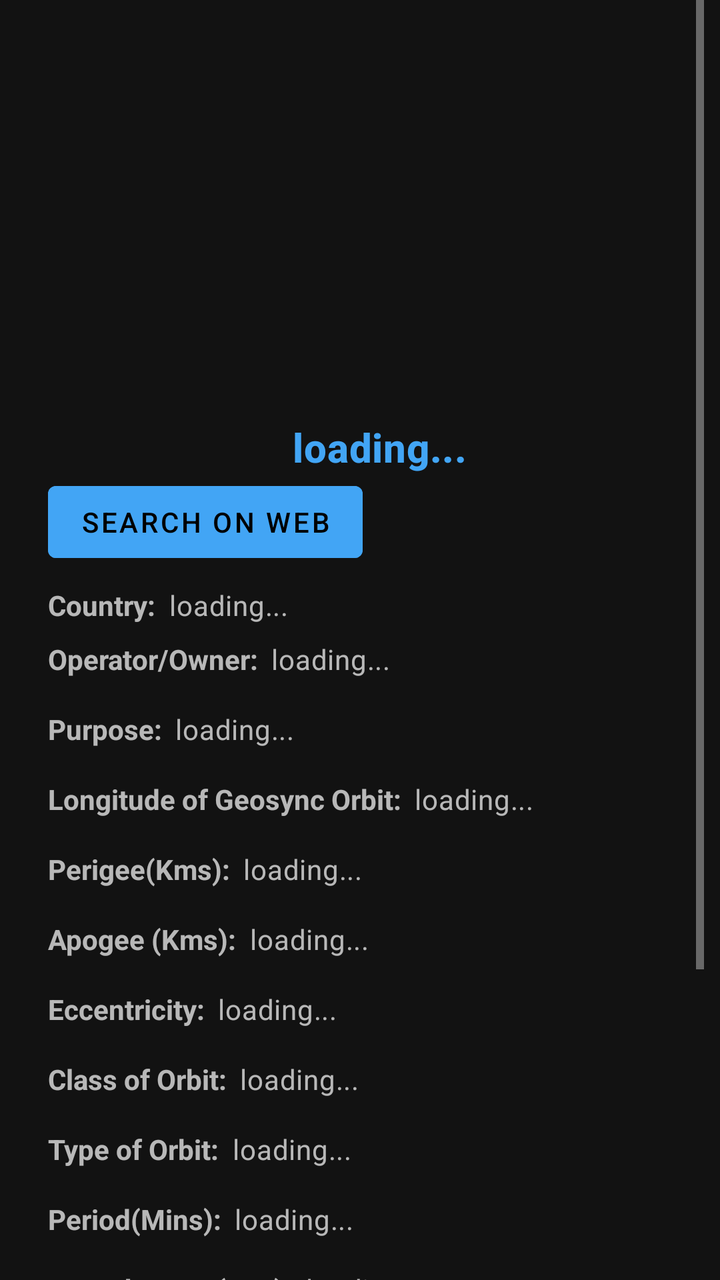
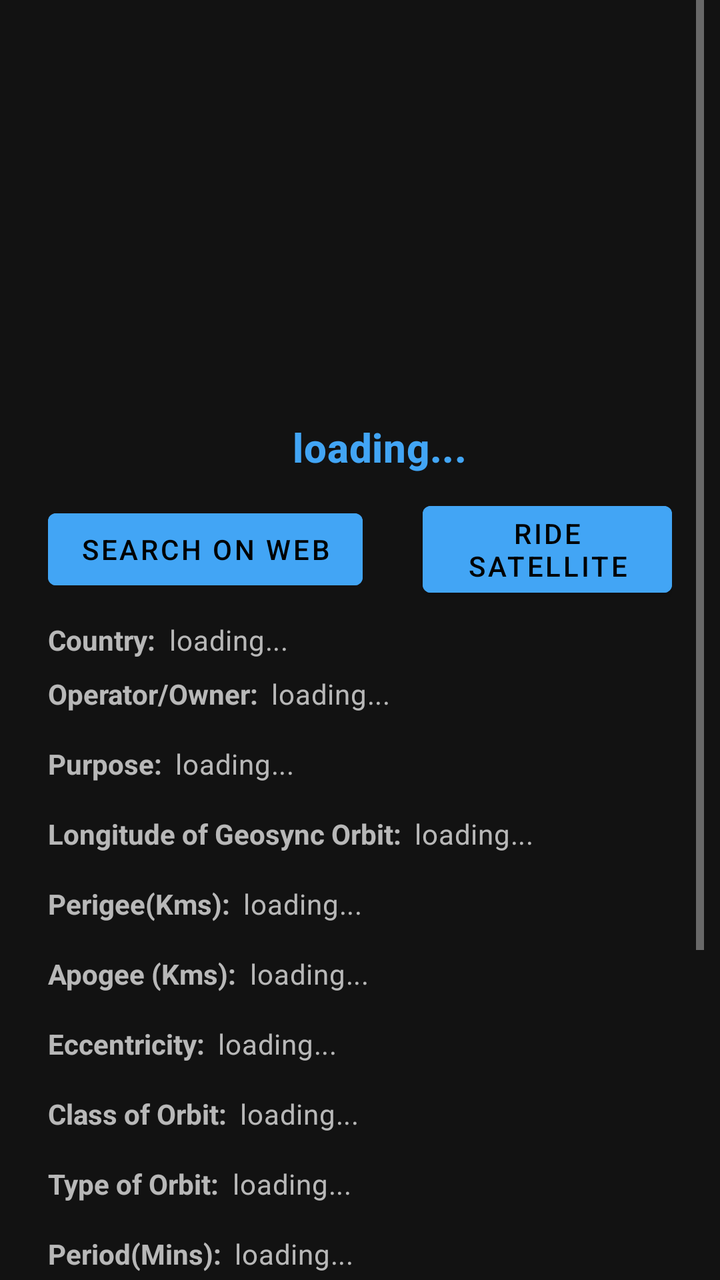

The first picture is an Android layout as it rendered before a commit; the second is the same layout after the commit. The layout source and the unified diff follow.
<!-- AndroidManifest.xml: application theme AppTheme -->
<!-- res/layout/activity_sat_info.xml -->
<?xml version="1.0" encoding="utf-8"?>
<androidx.constraintlayout.widget.ConstraintLayout xmlns:android="http://schemas.android.com/apk/res/android"
    xmlns:tools="http://schemas.android.com/tools"
    android:layout_width="match_parent"
    android:layout_height="wrap_content"
    xmlns:app="http://schemas.android.com/apk/res-auto">

    <ScrollView
        android:id="@+id/card_1"
        android:layout_width="match_parent"
        android:layout_height="wrap_content"
        android:layout_margin="8dp"
        tools:ignore="MissingConstraints"
        tools:layout_editor_absoluteX="8dp"
        tools:layout_editor_absoluteY="8dp"
        >

        <LinearLayout
            android:layout_width="match_parent"
            android:layout_height="wrap_content"
            android:orientation="vertical">

            
            <ImageView
                android:id="@+id/imageSatInfo"
                android:layout_width="match_parent"
                android:layout_height="194dp"
                android:contentDescription="curiosity"
                android:scaleType="centerCrop"


                />
            

            <LinearLayout
                android:layout_width="match_parent"
                android:layout_height="wrap_content"
                android:orientation="vertical"
                android:padding="16dp">

                


                <TextView
                    android:id="@+id/nameSatInfo"
                    android:layout_width="wrap_content"
                    android:layout_height="wrap_content"
                    android:text="loading..."
                    android:layout_gravity="center"
                    android:layout_marginLeft="10dp"
                    android:textStyle="bold"
                    android:textAppearance="?attr/textAppearanceHeadline6"
                    android:textColor="@color/colorAccent"/>

                <LinearLayout
                    android:layout_width="wrap_content"
                    android:layout_height="wrap_content"
                    android:orientation="horizontal">
                    <Button
                        android:id="@+id/searchWebButton"
                        android:layout_width="wrap_content"
                        android:layout_height="wrap_content"
                        android:layout_gravity="center"
                        android:text="Search on Web"
                        android:backgroundTint="@color/colorAccent"
                        />
                </LinearLayout>

                <LinearLayout
                    android:layout_width="match_parent"
                    android:layout_height="wrap_content"
                    android:orientation="horizontal">
                    <TextView
                        android:layout_width="wrap_content"
                        android:layout_height="wrap_content"
                        android:layout_marginTop="8dp"
                        android:textStyle="bold"
                        android:text="Country:  "
                        />
                    <TextView
                        android:id="@+id/countrySatInfo"
                        android:layout_width="wrap_content"
                        android:layout_height="wrap_content"
                        android:layout_marginTop="8dp"
                        android:text="loading..."
                        android:textAppearance="?attr/textAppearanceBody2"
                        android:textColor="?android:attr/textColorSecondary" />
                </LinearLayout>
                <LinearLayout
                    android:layout_width="match_parent"
                    android:layout_height="wrap_content"
                    android:orientation="horizontal">
                    <TextView
                        android:layout_width="wrap_content"
                        android:layout_height="wrap_content"
                        android:layout_marginTop="8dp"
                        android:textStyle="bold"
                        android:text="Operator/Owner:  "/>
                    <TextView
                        android:id="@+id/operatorSatInfo"
                        android:layout_width="wrap_content"
                        android:layout_height="wrap_content"
                        android:layout_marginTop="8dp"
                        android:text="loading..."
                        android:textAppearance="?attr/textAppearanceBody2"
                        android:textColor="?android:attr/textColorSecondary" />
                </LinearLayout>
                <LinearLayout
                    android:layout_width="match_parent"
                    android:layout_height="wrap_content"
                    android:orientation="horizontal">
                    <TextView
                        android:layout_width="wrap_content"
                        android:layout_height="wrap_content"
                        android:layout_marginTop="16dp"
                        android:textStyle="bold"
                        android:text="Purpose:  "/>
                    <TextView
                        android:id="@+id/descSatInfo"
                        android:layout_width="wrap_content"
                        android:layout_height="wrap_content"
                        android:layout_marginTop="16dp"
                        android:text="loading..."
                        android:textAppearance="?attr/textAppearanceBody2"
                        android:textColor="?android:attr/textColorSecondary" />
                </LinearLayout>
                <LinearLayout
                    android:layout_width="match_parent"
                    android:layout_height="wrap_content"
                    android:orientation="horizontal">
                    <TextView
                        android:layout_width="wrap_content"
                        android:layout_height="wrap_content"
                        android:layout_marginTop="16dp"
                        android:textStyle="bold"
                        android:text="Longitude of Geosync Orbit:  "/>
                    <TextView
                        android:id="@+id/longitudeSatInfo"
                        android:layout_width="wrap_content"
                        android:layout_height="wrap_content"
                        android:layout_marginTop="16dp"
                        android:text="loading..."
                        android:textAppearance="?attr/textAppearanceBody2"
                        android:textColor="?android:attr/textColorSecondary" />
                </LinearLayout>
                <LinearLayout
                    android:layout_width="match_parent"
                    android:layout_height="wrap_content"
                    android:orientation="horizontal">
                    <TextView
                        android:layout_width="wrap_content"
                        android:layout_height="wrap_content"
                        android:layout_marginTop="16dp"
                        android:textStyle="bold"
                        android:text="Perigee(Kms):  "/>
                    <TextView
                        android:id="@+id/perigeeSatInfo"
                        android:layout_width="wrap_content"
                        android:layout_height="wrap_content"
                        android:layout_marginTop="16dp"
                        android:text="loading..."
                        android:textAppearance="?attr/textAppearanceBody2"
                        android:textColor="?android:attr/textColorSecondary" />
                </LinearLayout>
                <LinearLayout
                    android:layout_width="match_parent"
                    android:layout_height="wrap_content"
                    android:orientation="horizontal">
                    <TextView
                        android:layout_width="wrap_content"
                        android:layout_height="wrap_content"
                        android:layout_marginTop="16dp"
                        android:textStyle="bold"
                        android:text="Apogee (Kms):  "/>
                    <TextView
                        android:id="@+id/apogeeSatInfo"
                        android:layout_width="wrap_content"
                        android:layout_height="wrap_content"
                        android:layout_marginTop="16dp"
                        android:text="loading..."
                        android:textAppearance="?attr/textAppearanceBody2"
                        android:textColor="?android:attr/textColorSecondary" />
                </LinearLayout>

                <LinearLayout
                    android:layout_width="match_parent"
                    android:layout_height="wrap_content"
                    android:orientation="horizontal">
                    <TextView
                        android:layout_width="wrap_content"
                        android:layout_height="wrap_content"
                        android:layout_marginTop="16dp"
                        android:textStyle="bold"
                        android:text="Eccentricity:  "/>
                    <TextView
                        android:id="@+id/eccentricitySatInfo"
                        android:layout_width="wrap_content"
                        android:layout_height="wrap_content"
                        android:layout_marginTop="16dp"
                        android:text="loading..."
                        android:textAppearance="?attr/textAppearanceBody2"
                        android:textColor="?android:attr/textColorSecondary" />
                </LinearLayout>

                <LinearLayout
                    android:layout_width="match_parent"
                    android:layout_height="wrap_content"
                    android:orientation="horizontal">
                    <TextView
                        android:layout_width="wrap_content"
                        android:layout_height="wrap_content"
                        android:layout_marginTop="16dp"
                        android:textStyle="bold"
                        android:text="Class of Orbit:  "/>
                    <TextView
                        android:id="@+id/ClassofOrbitSatInfo"
                        android:layout_width="wrap_content"
                        android:layout_height="wrap_content"
                        android:layout_marginTop="16dp"
                        android:text="loading..."
                        android:textAppearance="?attr/textAppearanceBody2"
                        android:textColor="?android:attr/textColorSecondary" />
                </LinearLayout>

                <LinearLayout
                    android:layout_width="match_parent"
                    android:layout_height="wrap_content"
                    android:orientation="horizontal">
                    <TextView
                        android:layout_width="wrap_content"
                        android:layout_height="wrap_content"
                        android:layout_marginTop="16dp"
                        android:textStyle="bold"
                        android:text="Type of Orbit:  "/>
                    <TextView
                        android:id="@+id/TypeofOrbitSatInfo"
                        android:layout_width="wrap_content"
                        android:layout_height="wrap_content"
                        android:layout_marginTop="16dp"
                        android:text="loading..."
                        android:textAppearance="?attr/textAppearanceBody2"
                        android:textColor="?android:attr/textColorSecondary" />
                </LinearLayout>
                <LinearLayout
                    android:layout_width="match_parent"
                    android:layout_height="wrap_content"
                    android:orientation="horizontal">
                    <TextView
                        android:layout_width="wrap_content"
                        android:layout_height="wrap_content"
                        android:layout_marginTop="16dp"
                        android:textStyle="bold"
                        android:text="Period(Mins):  "/>
                    <TextView
                        android:id="@+id/periodSatInfo"
                        android:layout_width="wrap_content"
                        android:layout_height="wrap_content"
                        android:layout_marginTop="16dp"
                        android:text="loading..."
                        android:textAppearance="?attr/textAppearanceBody2"
                        android:textColor="?android:attr/textColorSecondary" />
                </LinearLayout>
                <LinearLayout
                    android:layout_width="match_parent"
                    android:layout_height="wrap_content"
                    android:orientation="horizontal">
                    <TextView
                        android:layout_width="wrap_content"
                        android:layout_height="wrap_content"
                        android:layout_marginTop="16dp"
                        android:textStyle="bold"
                        android:text="Launch Mass(Kgs):  "/>
                    <TextView
                        android:id="@+id/launchmassSatInfo"
                        android:layout_width="wrap_content"
                        android:layout_height="wrap_content"
                        android:layout_marginTop="16dp"
                        android:text="loading..."
                        android:textAppearance="?attr/textAppearanceBody2"
                        android:textColor="?android:attr/textColorSecondary" />
                </LinearLayout>

                <LinearLayout
                    android:layout_width="match_parent"
                    android:layout_height="wrap_content"
                    android:orientation="horizontal">
                    <TextView
                        android:layout_width="wrap_content"
                        android:layout_height="wrap_content"
                        android:layout_marginTop="16dp"
                        android:textStyle="bold"
                        android:text="Date of Launch:  "/>
                    <TextView
                        android:id="@+id/dateSatInfo"
                        android:layout_width="wrap_content"
                        android:layout_height="wrap_content"
                        android:layout_marginTop="16dp"
                        android:text="loading..."
                        android:textAppearance="?attr/textAppearanceBody2"
                        android:textColor="?android:attr/textColorSecondary" />
                </LinearLayout>

                <LinearLayout
                    android:layout_width="match_parent"
                    android:layout_height="wrap_content"
                    android:orientation="horizontal">
                    <TextView
                        android:layout_width="wrap_content"
                        android:layout_height="wrap_content"
                        android:layout_marginTop="16dp"
                        android:textStyle="bold"
                        android:text="Launch Site:  "/>
                    <TextView
                        android:id="@+id/launchSiteSatInfo"
                        android:layout_width="wrap_content"
                        android:layout_height="wrap_content"
                        android:layout_marginTop="16dp"
                        android:text="loading..."
                        android:textAppearance="?attr/textAppearanceBody2"
                        android:textColor="?android:attr/textColorSecondary" />
                </LinearLayout>

                <LinearLayout
                    android:layout_width="match_parent"
                    android:layout_height="wrap_content"
                    android:orientation="horizontal">
                    <TextView
                        android:layout_width="wrap_content"
                        android:layout_height="wrap_content"
                        android:layout_marginTop="16dp"
                        android:textStyle="bold"
                        android:text="Launch Vehicle:  "/>
                    <TextView
                        android:id="@+id/launchVehicleSatInfo"
                        android:layout_width="wrap_content"
                        android:layout_height="wrap_content"
                        android:layout_marginTop="16dp"
                        android:text="loading..."
                        android:textAppearance="?attr/textAppearanceBody2"
                        android:textColor="?android:attr/textColorSecondary" />
                </LinearLayout>
                <LinearLayout
                    android:layout_width="match_parent"
                    android:layout_height="wrap_content"
                    android:orientation="horizontal">
                    <TextView
                        android:layout_width="wrap_content"
                        android:layout_height="wrap_content"
                        android:layout_marginTop="16dp"
                        android:textStyle="bold"
                        android:text="COSPAR Number:  "/>
                    <TextView
                        android:id="@+id/COSPARSatInfo"
                        android:layout_width="wrap_content"
                        android:layout_height="wrap_content"
                        android:layout_marginTop="16dp"
                        android:text="loading..."
                        android:textAppearance="?attr/textAppearanceBody2"
                        android:textColor="?android:attr/textColorSecondary" />
                </LinearLayout>
                <LinearLayout
                    android:layout_width="match_parent"
                    android:layout_height="wrap_content"
                    android:orientation="horizontal">
                    <TextView
                        android:layout_width="wrap_content"
                        android:layout_height="wrap_content"
                        android:layout_marginTop="16dp"
                        android:textStyle="bold"
                        android:text="NORAD Number:  "/>
                    <TextView
                        android:id="@+id/NORADSatInfo"
                        android:layout_width="wrap_content"
                        android:layout_height="wrap_content"
                        android:layout_marginTop="16dp"
                        android:text="loading..."
                        android:textAppearance="?attr/textAppearanceBody2"
                        android:textColor="?android:attr/textColorSecondary" />
                </LinearLayout>
            </LinearLayout>




        </LinearLayout>

    </ScrollView>

</androidx.constraintlayout.widget.ConstraintLayout>
<!-- resources referenced by this layout -->
<resources>
  <color name="colorAccent">#42A5F5</color>
  <style name="AppTheme" parent="Theme.MaterialComponents">
          
          <item name="windowActionBar">true</item>
          <item name="colorPrimary">#212121</item>
          <item name="colorPrimaryDark">@color/colorPrimaryDark</item>
          <item name="colorAccent">#42A5F5</item>
      </style>
  <color name="colorPrimaryDark">#000000</color>
</resources>

<!-- the commit's change to res/layout/activity_sat_info.xml (unified diff, before → after) -->
@@ -45,12 +45,13 @@
                     android:id="@+id/nameSatInfo"
                     android:layout_width="wrap_content"
                     android:layout_height="wrap_content"
-                    android:text="loading..."
                     android:layout_gravity="center"
                     android:layout_marginLeft="10dp"
-                    android:textStyle="bold"
+                    android:layout_marginBottom="10dp"
+                    android:text="loading..."
                     android:textAppearance="?attr/textAppearanceHeadline6"
-                    android:textColor="@color/colorAccent"/>
+                    android:textColor="@color/colorAccent"
+                    android:textStyle="bold" />
 
                 <LinearLayout
                     android:layout_width="wrap_content"
@@ -64,7 +65,19 @@
                         android:text="Search on Web"
                         android:backgroundTint="@color/colorAccent"
                         />
-                </LinearLayout>
+
+                    <Button
+                        android:id="@+id/searchPOVButton"
+                        android:layout_width="wrap_content"
+                        android:layout_height="wrap_content"
+                        android:layout_gravity="center"
+                        android:text="RIDE SATELLITE"
+                        android:backgroundTint="@color/colorAccent"
+                        android:layout_marginLeft="30dp"
+                        />
+                </LinearLayout>
+
+
 
                 <LinearLayout
                     android:layout_width="match_parent"
